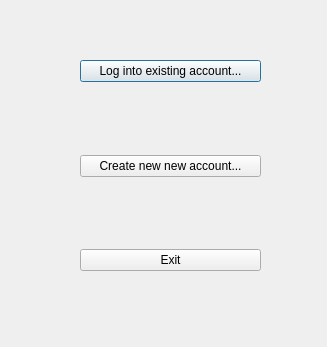
First picture: the form in Passer/initdialog.ui, repository gwentenjoyer/Passer, before the edit.
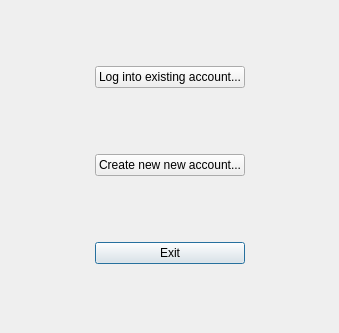
Second picture: the form after the edit.

Commit message: changed forms to dynamically scale. added refresh button. AddEntry recreated

Diff of the .ui file:
```diff
--- a/Passer/initdialog.ui
+++ b/Passer/initdialog.ui
@@ -6,72 +6,77 @@
    <rect>
     <x>0</x>
     <y>0</y>
-    <width>327</width>
-    <height>347</height>
+    <width>339</width>
+    <height>333</height>
    </rect>
   </property>
   <property name="windowTitle">
    <string>Passer</string>
   </property>
-  <widget class="QWidget" name="layoutWidget">
-   <property name="geometry">
-    <rect>
-     <x>80</x>
-     <y>60</y>
-     <width>181</width>
-     <height>211</height>
-    </rect>
+  <layout class="QGridLayout" name="gridLayout" columnstretch="0,0,0">
+   <property name="leftMargin">
+    <number>15</number>
    </property>
-   <layout class="QVBoxLayout" name="verticalLayout">
-    <item>
+   <property name="topMargin">
+    <number>30</number>
+   </property>
+   <property name="rightMargin">
+    <number>15</number>
+   </property>
+   <property name="bottomMargin">
+    <number>30</number>
+   </property>
+   <property name="verticalSpacing">
+    <number>30</number>
+   </property>
+   <item row="2" column="1">
+    <widget class="QPushButton" name="pbExit">
+     <property name="text">
+      <string>Exit</string>
+     </property>
+    </widget>
+   </item>
+   <item row="0" column="1">
      <widget class="QPushButton" name="pbOpen">
       <property name="text">
        <string>Log into existing account...</string>
       </property>
      </widget>
     </item>
-    <item>
-     <spacer name="verticalSpacer">
+   <item row="1" column="0">
+    <spacer name="horizontalSpacer">
       <property name="orientation">
-       <enum>Qt::Vertical</enum>
+      <enum>Qt::Horizontal</enum>
       </property>
       <property name="sizeHint" stdset="0">
        <size>
-        <width>20</width>
-        <height>40</height>
+       <width>40</width>
+       <height>20</height>
        </size>
       </property>
      </spacer>
     </item>
-    <item>
+   <item row="1" column="1">
      <widget class="QPushButton" name="pbCreate">
       <property name="text">
        <string>Create new new account...</string>
       </property>
      </widget>
     </item>
-    <item>
-     <spacer name="verticalSpacer_2">
+   <item row="1" column="2">
+    <spacer name="horizontalSpacer_2">
       <property name="orientation">
-       <enum>Qt::Vertical</enum>
+      <enum>Qt::Horizontal</enum>
       </property>
       <property name="sizeHint" stdset="0">
        <size>
-        <width>20</width>
-        <height>40</height>
+       <width>40</width>
+       <height>20</height>
        </size>
       </property>
      </spacer>
     </item>
-    <item>
-     <widget class="QPushButton" name="pbExit">
-      <property name="text">
-       <string>Exit</string>
-      </property>
-     </widget>
-    </item>
-   </layout>
-  </widget>
+  </layout>
  </widget>
  <resources/>
  <connections/>
```
Lines whose indentation alone changed are shown as unchanged. The commit also changes 9 other files.
